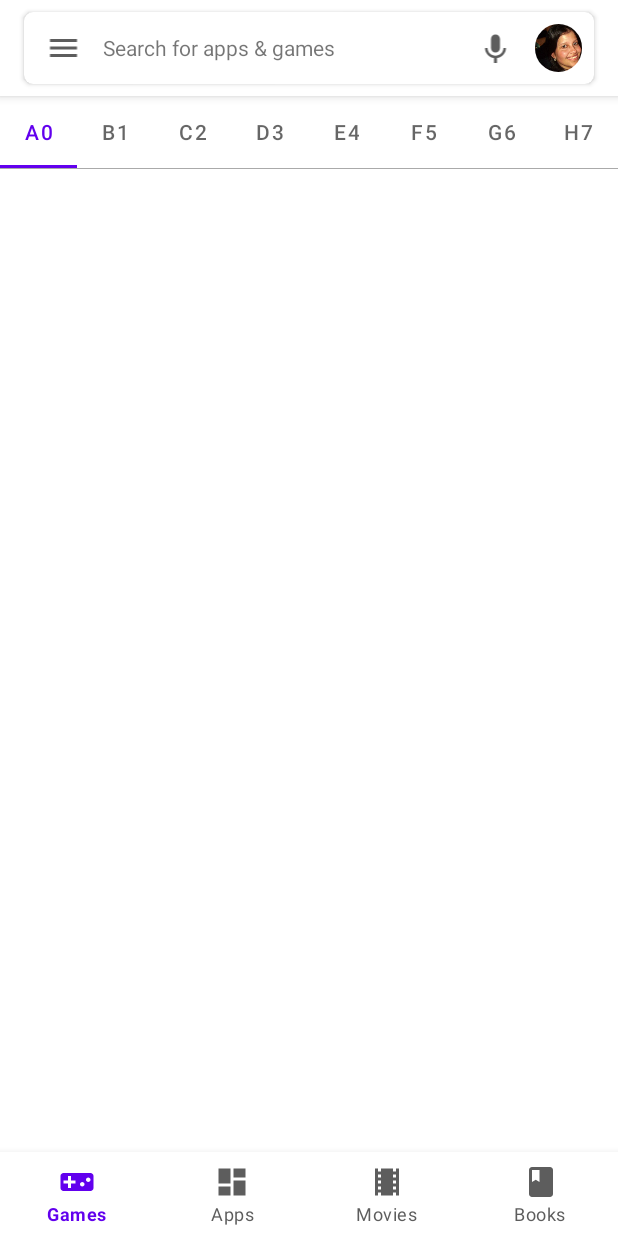
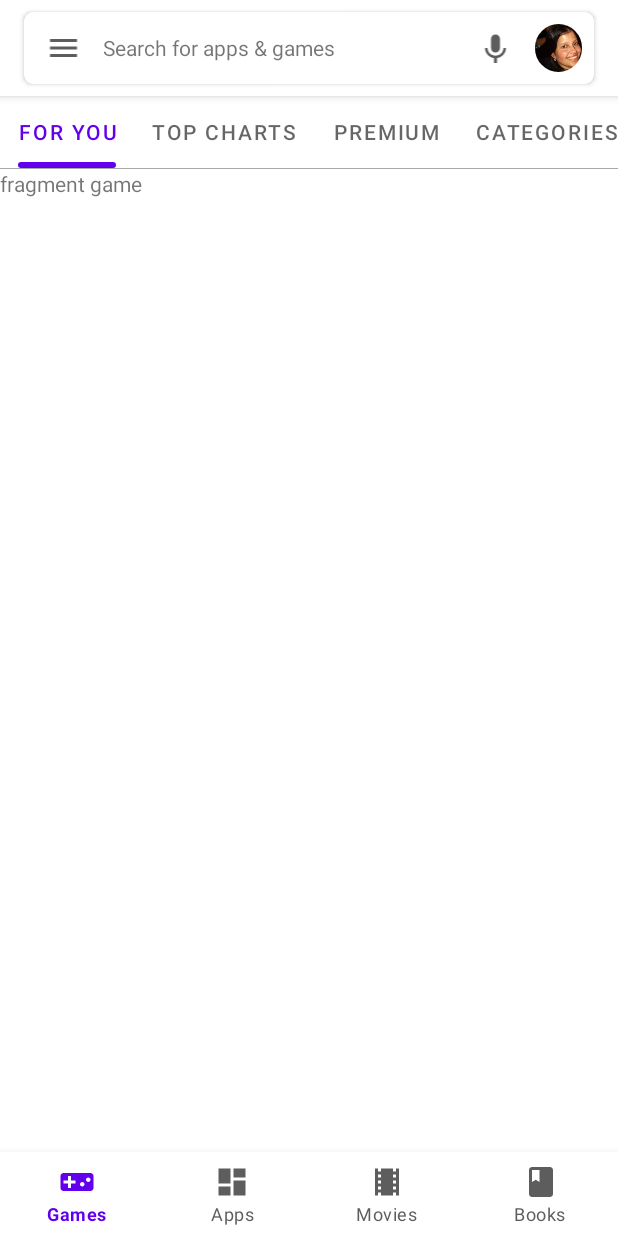
Before and after one commit to dayanamaia/estudo-android-ui-googleplay, an Android app: the screen it shows after launch (MainActivity), on a phone screen of 412 x 824 dp. Run offline under Robolectric (Android 15) with nearby library versions, the phone set to English and light mode, and no system bars.

Commit message:
feat: add game fragment - terá múltiplos fragments

```diff
--- /dev/null
+++ b/app/src/main/java/com/example/koogleplay/model/GamesType.kt
@@ -0,0 +1,10 @@
+package com.example.koogleplay.model
+
+enum class GamesType(val label: String) {
+    FOR_YOU("For you"),
+    TOP_CHARTS("Top charts"),
+    PREMIUM("Premium"),
+    CATEGORIES("Categories"),
+    FAMILY("Family"),
+    EDITORS_CHOICE("Editors' Choice");
+}
--- /dev/null
+++ b/app/src/main/java/com/example/koogleplay/view/GameFragment.kt
@@ -0,0 +1,19 @@
+package com.example.koogleplay.view
+
+import android.os.Bundle
+import android.view.LayoutInflater
+import android.view.View
+import android.view.ViewGroup
+import androidx.fragment.app.Fragment
+import com.example.koogleplay.R
+
+class GameFragment: Fragment() {
+
+    override fun onCreateView(
+        inflater: LayoutInflater,
+        container: ViewGroup?,
+        savedInstanceState: Bundle?
+    ): View? {
+        return inflater.inflate(R.layout.fragment_game, container, false)
+    }
+}
--- a/app/src/main/java/com/example/koogleplay/view/MainFragment.kt
+++ b/app/src/main/java/com/example/koogleplay/view/MainFragment.kt
@@ -7,12 +7,11 @@ import android.view.View
 import android.view.ViewGroup
 import androidx.viewpager2.adapter.FragmentStateAdapter
 import com.example.koogleplay.R
+import com.example.koogleplay.model.GamesType
 import com.google.android.material.tabs.TabLayoutMediator
 import kotlinx.android.synthetic.main.fragment_main.view.*
 
 class MainFragment : Fragment() {
-
-    val test = arrayListOf("A", "B", "C", "D", "E", "F", "G", "H")
 
     override fun onCreateView(
         inflater: LayoutInflater, container: ViewGroup?,
@@ -26,9 +25,10 @@ class MainFragment : Fragment() {
         super.onViewCreated(view, savedInstanceState)
 
         view.frag_view_pager.adapter = FragmentTypeAdapter(this)
+        view.frag_view_pager.isUserInputEnabled = false
 
         TabLayoutMediator(view.tab_layout, view.frag_view_pager) { tab, position ->
-            tab.text = test[position] + position
+            tab.text = GamesType.values()[position].label
         }.attach()
 
     }
@@ -36,11 +36,11 @@ class MainFragment : Fragment() {
 
 class FragmentTypeAdapter(fragment: Fragment) : FragmentStateAdapter(fragment) {
     override fun getItemCount(): Int {
-        return 8
+        return GamesType.values().size
     }
 
     override fun createFragment(position: Int): Fragment {
-        return Fragment()
+        return GameFragment()
     }
 
 }
--- /dev/null
+++ b/app/src/main/res/drawable/tab_item_selector.xml
@@ -0,0 +1,11 @@
+<?xml version="1.0" encoding="utf-8"?>
+<layer-list xmlns:android="http://schemas.android.com/apk/res/android">
+
+    <item>
+        <shape android:shape="rectangle">
+            <corners android:radius="20dp" />
+            <solid android:color="@color/design_default_color_primary" />
+        </shape>
+    </item>
+
+</layer-list>
--- /dev/null
+++ b/app/src/main/res/layout/fragment_game.xml
@@ -0,0 +1,14 @@
+<?xml version="1.0" encoding="utf-8"?>
+<LinearLayout xmlns:android="http://schemas.android.com/apk/res/android"
+    xmlns:tools="http://schemas.android.com/tools"
+    xmlns:app="http://schemas.android.com/apk/res-auto"
+    android:orientation="vertical"
+    android:layout_width="match_parent"
+    android:layout_height="match_parent">
+
+    <TextView
+        android:layout_width="match_parent"
+        android:layout_height="wrap_content"
+        android:text="fragment game"/>
+
+</LinearLayout>
--- a/app/src/main/res/layout/fragment_main.xml
+++ b/app/src/main/res/layout/fragment_main.xml
@@ -1,6 +1,7 @@
 <?xml version="1.0" encoding="utf-8"?>
 <LinearLayout xmlns:android="http://schemas.android.com/apk/res/android"
     xmlns:tools="http://schemas.android.com/tools"
+    xmlns:app="http://schemas.android.com/apk/res-auto"
     android:orientation="vertical"
     android:layout_width="match_parent"
     android:layout_height="match_parent"
@@ -8,6 +9,11 @@
 
     <com.google.android.material.tabs.TabLayout
         android:id="@+id/tab_layout"
+        app:tabIndicator="@drawable/tab_item_selector"
+        app:tabMode="scrollable"
+        app:tabIndicatorFullWidth="false"
+        app:tabIndicatorHeight="4dp"
+        app:tabRippleColor="@null"
         android:layout_width="match_parent"
         android:layout_height="wrap_content" />
 
```
